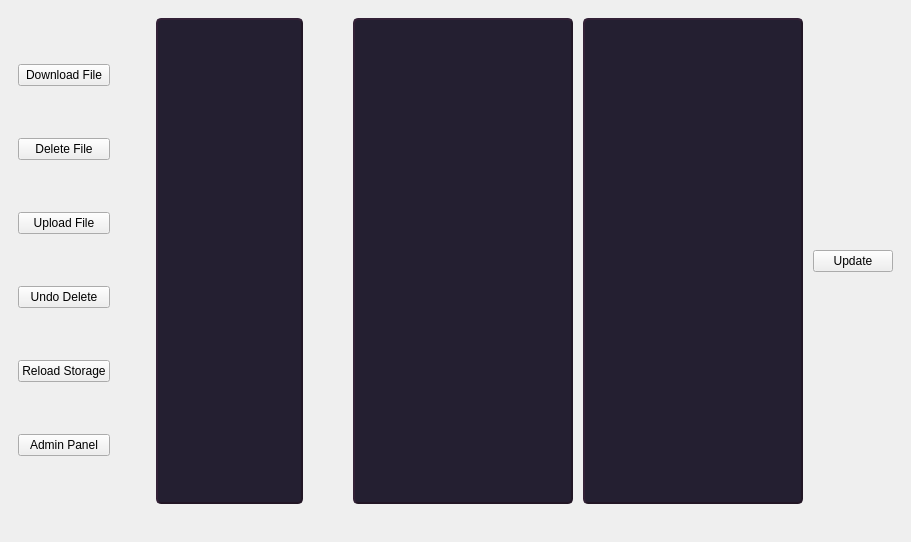
Above: qtapplication/mainwindow.ui from kralloie/cloud-storage-system before the change. Below: the same form after it.
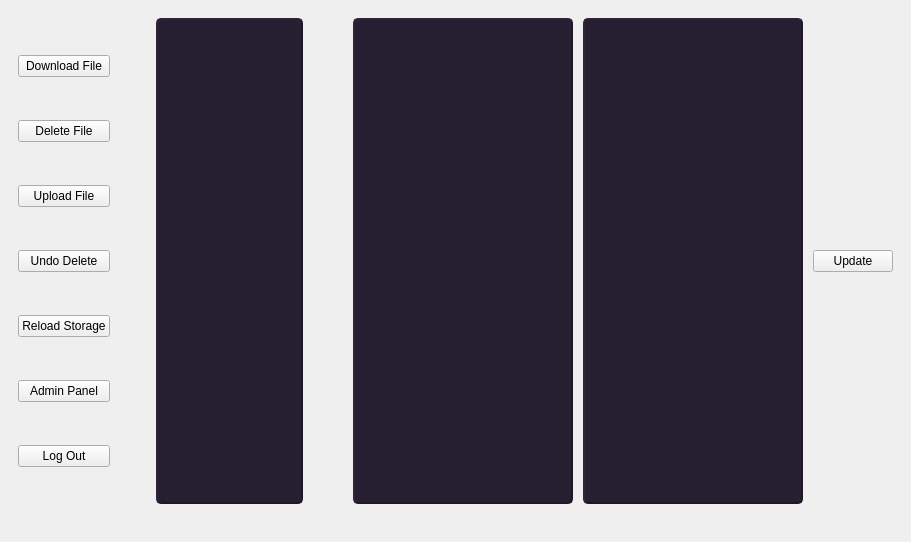
That is the form after the change. The open tabs and pages were chosen to show the change. Icons and pictures are not drawn.

What changed in the file:
```diff
--- a/qtapplication/mainwindow.ui
+++ b/qtapplication/mainwindow.ui
@@ -68,7 +68,7 @@
       <widget class="QWidget" name="mainPage">
        <layout class="QHBoxLayout" name="horizontalLayout" stretch="0,0,1">
         <item>
-         <layout class="QVBoxLayout" name="verticalLayout" stretch="0,0,0,0,0,0">
+         <layout class="QVBoxLayout" name="verticalLayout" stretch="0,0,0,0,0,0,0">
           <property name="sizeConstraint">
            <enum>QLayout::SetDefaultConstraint</enum>
           </property>
@@ -132,6 +132,13 @@
             </property>
            </widget>
           </item>
+          <item>
+           <widget class="QPushButton" name="logoutButton">
+            <property name="text">
+             <string>Log Out</string>
+            </property>
+           </widget>
+          </item>
          </layout>
         </item>
         <item>
```
Left out of the diff: 2 changed lines with no effect on the pictures.
